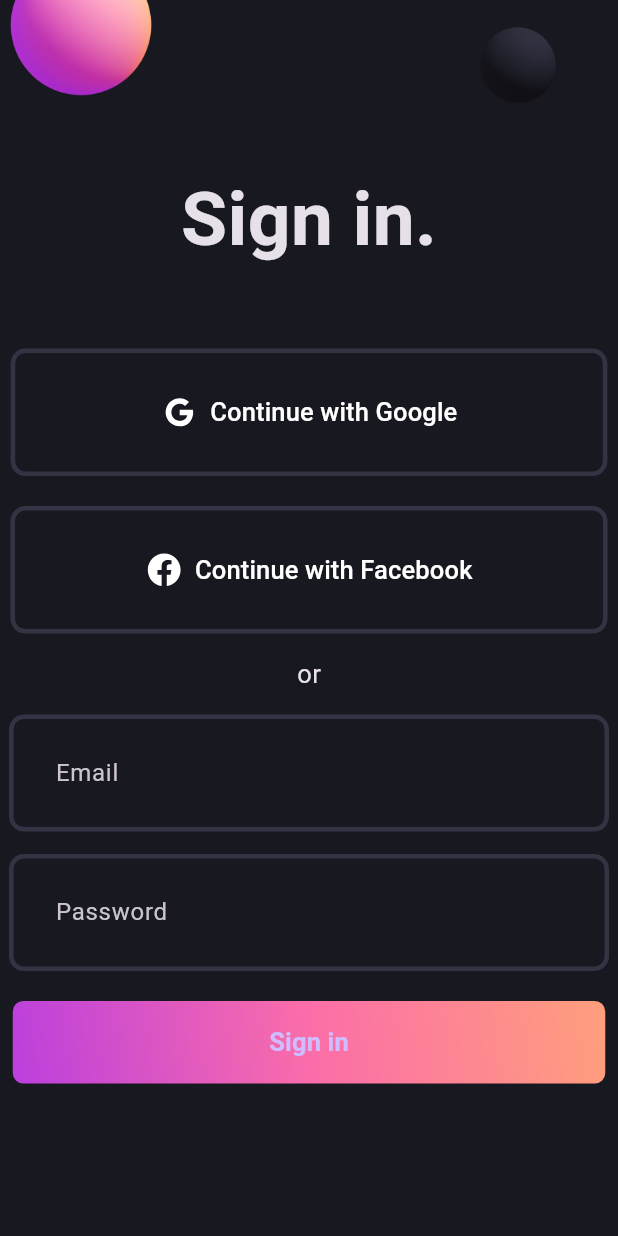
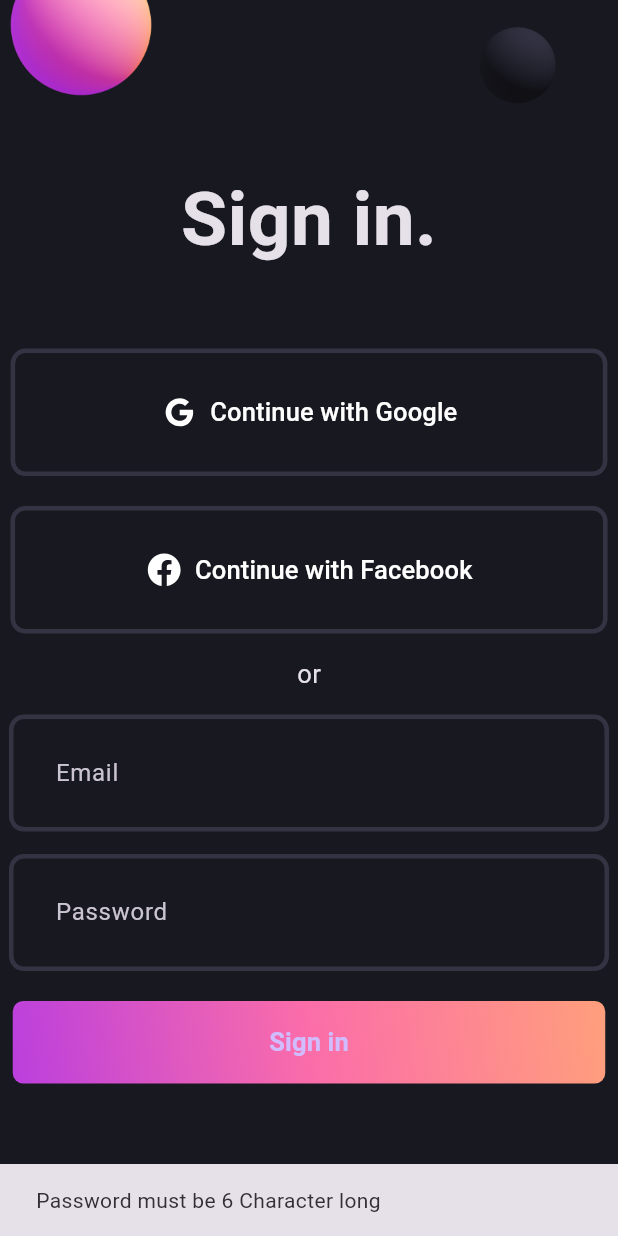
Before and after one commit to ThisIsAnshMalik/Flutter-Bloc, a Flutter app: the LoginScreen screen opened directly, after a tap on "Sign in", on a phone screen of 412 x 824 dp. Run offline on Flutter 3.47's test engine with Material 3 defaults, Android fonts, the phone set to English and light mode, and no system bars; our stand-ins replace equatable, flutter_bloc, flutter_svg.

Commit message:
auth validation and UI integration completed

```diff
--- a/lib/bloc/auth_bloc.dart
+++ b/lib/bloc/auth_bloc.dart
@@ -6,6 +6,28 @@ part 'auth_state.dart';
 
 class AuthBloc extends Bloc<AuthEvent, AuthState> {
   AuthBloc() : super(AuthInitial()) {
-    on<AuthEvent>((event, emit) {});
+    on<AuthLoginRequested>((event, emit) async {
+      final email = event.email;
+      final password = event.password;
+
+      try {
+        // password validation
+        if (email.length < 6) {
+          emit(const AuthFailure('Password must be 6 Character long'));
+        }
+
+        // password validation
+        if (password.length < 6) {
+          return emit(const AuthFailure('Password must be 6 Character long'));
+        }
+
+        //on no error
+        await Future.delayed(const Duration(seconds: 1), () {
+          return emit(AuthSuccess(uid: '$email-$password'));
+        });
+      } catch (e) {
+        return emit(AuthFailure(e.toString()));
+      }
+    });
   }
 }
--- a/lib/bloc/auth_event.dart
+++ b/lib/bloc/auth_event.dart
@@ -6,3 +6,10 @@ sealed class AuthEvent extends Equatable {
   @override
   List<Object> get props => [];
 }
+
+final class AuthLoginRequested extends AuthEvent {
+  final String email;
+  final String password;
+
+  const AuthLoginRequested({required this.email, required this.password});
+}
--- a/lib/bloc/auth_state.dart
+++ b/lib/bloc/auth_state.dart
@@ -8,3 +8,15 @@ sealed class AuthState extends Equatable {
 }
 
 final class AuthInitial extends AuthState {}
+
+final class AuthSuccess extends AuthState {
+  final String uid;
+
+  const AuthSuccess({required this.uid});
+}
+
+final class AuthFailure extends AuthState {
+  final String error;
+
+  const AuthFailure(this.error);
+}
--- /dev/null
+++ b/lib/home_screen.dart
@@ -0,0 +1,10 @@
+import 'package:flutter/material.dart';
+
+class HomeScreen extends StatelessWidget {
+  const HomeScreen({super.key});
+
+  @override
+  Widget build(BuildContext context) {
+    return const Scaffold();
+  }
+}
--- a/lib/login_screen.dart
+++ b/lib/login_screen.dart
@@ -1,4 +1,7 @@
 import 'package:flutter/material.dart';
+import 'package:flutter_bloc/flutter_bloc.dart';
+import 'package:flutter_bloc_learning/bloc/auth_bloc.dart';
+import 'package:flutter_bloc_learning/home_screen.dart';
 import 'package:flutter_bloc_learning/widgets/gradient_button.dart';
 import 'package:flutter_bloc_learning/widgets/login_filed.dart';
 import 'package:flutter_bloc_learning/widgets/social_button.dart';
@@ -17,7 +20,20 @@ class _LoginScreenState extends State<LoginScreen> {
   @override
   Widget build(BuildContext context) {
     return Scaffold(
-      body: SingleChildScrollView(
+      body: BlocListener<AuthBloc, AuthState>(
+        listener: (context, state) {
+          if (state is AuthFailure) {
+            ScaffoldMessenger.of(context)
+                .showSnackBar(SnackBar(content: Text(state.error)));
+          }
+          if (state is AuthSuccess) {
+            Navigator.pushAndRemoveUntil(
+                context,
+                MaterialPageRoute(builder: (context) => const HomeScreen()),
+                (route) => false);
+          }
+        },
+        child: SingleChildScrollView(
           child: Center(
             child: Column(
               children: [
@@ -57,8 +73,15 @@ class _LoginScreenState extends State<LoginScreen> {
                   controller: passwordController,
                 ),
                 const SizedBox(height: 20),
-              const GradientButton(),
+                GradientButton(
+                  onTap: () {
+                    context.read<AuthBloc>().add(AuthLoginRequested(
+                        password: passwordController.text.trim(),
+                        email: emailController.text.trim()));
+                  },
+                ),
               ],
+            ),
           ),
         ),
       ),
--- a/lib/main.dart
+++ b/lib/main.dart
@@ -1,4 +1,6 @@
 import 'package:flutter/material.dart';
+import 'package:flutter_bloc/flutter_bloc.dart';
+import 'package:flutter_bloc_learning/bloc/auth_bloc.dart';
 import 'package:flutter_bloc_learning/login_screen.dart';
 import 'package:flutter_bloc_learning/pallete.dart';
 
@@ -11,12 +13,15 @@ class MyApp extends StatelessWidget {
 
   @override
   Widget build(BuildContext context) {
-    return MaterialApp(
-      title: 'Flutter Demo',
-      theme: ThemeData.dark().copyWith(
-        scaffoldBackgroundColor: Pallete.backgroundColor,
+    return BlocProvider(
+      create: (context) => AuthBloc(),
+      child: MaterialApp(
+        title: 'Flutter Demo',
+        theme: ThemeData.dark().copyWith(
+          scaffoldBackgroundColor: Pallete.backgroundColor,
+        ),
+        home: const LoginScreen(),
       ),
-      home: const LoginScreen(),
     );
   }
 }
--- a/lib/widgets/gradient_button.dart
+++ b/lib/widgets/gradient_button.dart
@@ -2,7 +2,8 @@ import 'package:flutter/material.dart';
 import 'package:flutter_bloc_learning/pallete.dart';
 
 class GradientButton extends StatelessWidget {
-  const GradientButton({Key? key}) : super(key: key);
+  final VoidCallback onTap;
+  const GradientButton({Key? key, required this.onTap}) : super(key: key);
 
   @override
   Widget build(BuildContext context) {
@@ -20,7 +21,7 @@ class GradientButton extends StatelessWidget {
         borderRadius: BorderRadius.circular(7),
       ),
       child: ElevatedButton(
-        onPressed: () {},
+        onPressed: onTap,
         style: ElevatedButton.styleFrom(
           fixedSize: const Size(395, 55),
           backgroundColor: Colors.transparent,
```
Lines whose indentation alone changed are shown as unchanged.
